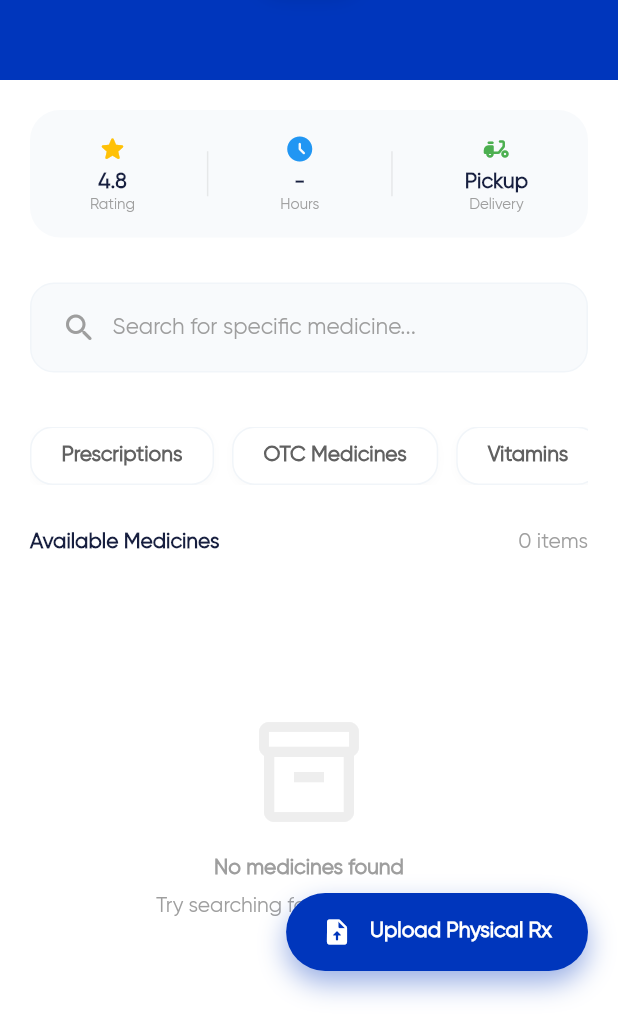
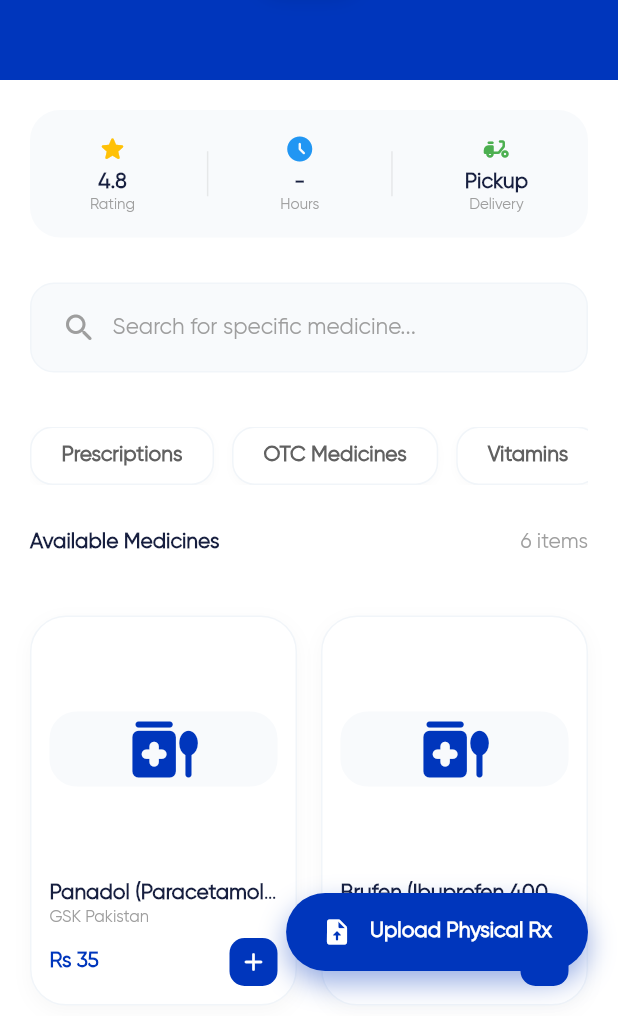
Before and after one commit to KinzaKhurram123/ICare_app, a Flutter app: the PharmacyDetailsScreen screen opened directly with empty values, on a phone screen of 412 x 824 dp, the part 220-1236 px from its top. Run offline on Flutter 3.47's test engine with Material 3 defaults, Android fonts, the phone set to English and light mode, and no system bars; our stand-ins replace dio, dotted_border, easy_date_timeline, easy_localization, file_picker, firebase_core and 21 more; missing offline and left inert: agora_rtc_engine, dart:html, dart:js_interop, dart:ui_web, flutter_size_matters, flutter_steps and 1 more; accounts and stored records are empty; network calls fail; project files that could hold a hidden picture were left out.

Commit message:
Fix: completed booking grey screen, dashboard analytics, pharmacy mock medicines

```diff
--- a/lib/screens/pharmacy_details.dart
+++ b/lib/screens/pharmacy_details.dart
@@ -72,13 +72,79 @@ class _PharmacyDetailsScreenState extends State<PharmacyDetailsScreen> {
       final data = await _pharmacyService.getMedicinesByPharmacyId(pharmacyId);
       if (mounted) {
         setState(() {
-          _medicines = data;
+          // If pharmacy has no products, show Pakistani mock medicines
+          _medicines = data.isNotEmpty ? data : _getPakistaniMockMedicines();
           _isLoading = false;
         });
       }
     } catch (e) {
-      if (mounted) setState(() => _isLoading = false);
+      if (mounted) {
+        setState(() {
+          _medicines = _getPakistaniMockMedicines();
+          _isLoading = false;
+        });
+      }
     }
+  }
+
+  /// Pakistani common medicines as fallback when pharmacy has no products
+  List<Map<String, dynamic>> _getPakistaniMockMedicines() {
+    return [
+      {
+        '_id': 'mock_1',
+        'productName': 'Panadol (Paracetamol 500mg)',
+        'brand': 'GSK Pakistan',
+        'price': 35,
+        'category': 'OTC',
+        'description': 'Pain reliever and fever reducer',
+        'stock_quantity': 100,
+      },
+      {
+        '_id': 'mock_2',
+        'productName': 'Brufen (Ibuprofen 400mg)',
+        'brand': 'Abbott Pakistan',
+        'price': 85,
+        'category': 'OTC',
+        'description': 'Anti-inflammatory pain reliever',
+        'stock_quantity': 80,
+      },
+      {
+        '_id': 'mock_3',
+        'productName': 'Augmentin (Amoxicillin 625mg)',
+        'brand': 'GSK Pakistan',
+        'price': 420,
+        'category': 'Prescription',
+        'description': 'Antibiotic for bacterial infections',
+        'stock_quantity': 50,
+      },
+      {
+        '_id': 'mock_4',
+        'productName': 'Risek (Omeprazole 20mg)',
+        'brand': 'Getz Pharma',
+        'price': 180,
+        'category': 'Prescription',
+        'description': 'Acid reflux and stomach ulcer treatment',
+        'stock_quantity': 60,
+      },
+      {
+        '_id': 'mock_5',
+        'productName': 'Glucophage (Metformin 500mg)',
+        'brand': 'Merck Pakistan',
+        'price': 95,
+        'category': 'Prescription',
+        'description': 'Diabetes management medication',
+        'stock_quantity': 70,
+      },
+      {
+        '_id': 'mock_6',
+        'productName': 'Lipitor (Atorvastatin 20mg)',
+        'brand': 'Pfizer Pakistan',
+        'price': 320,
+        'category': 'Prescription',
+        'description': 'Cholesterol lowering medication',
+        'stock_quantity': 45,
+      },
+    ];
   }
 
   Future<void> _pickPrescription() async {
--- a/lib/services/laboratory_service.dart
+++ b/lib/services/laboratory_service.dart
@@ -191,7 +191,7 @@ class LaboratoryService {
           .where((b) => b['status'] == 'pending')
           .length;
       final completedBookings = bookings
-          .where((b) => b['status'] == 'completed')
+          .where((b) => b['status'] == 'completed' || b['status'] == 'reporting_done')
           .length;
       final todayBookings = bookings.where((b) {
         final bookingDate =
```
Also changed, not shown: lib/screens/lab_booking_details.dart (+36 -3 lines), 1 other file.
